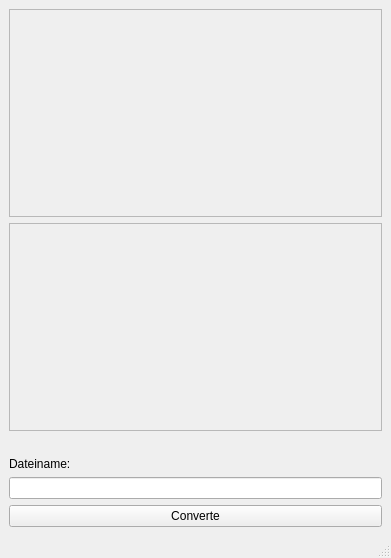
rclarsfull/ImageLight, file mainwindow.ui: the form before one commit.
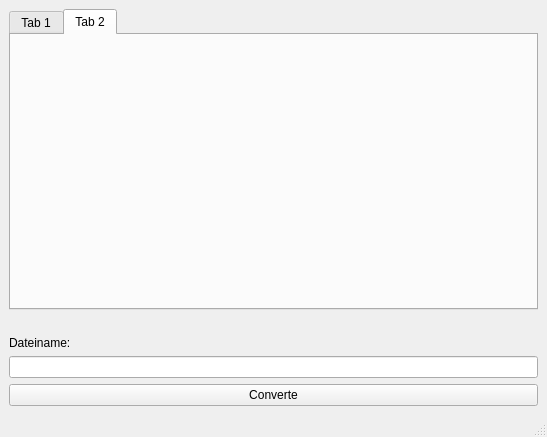
The form after the commit.

Commit message: tab Version for single Image

What changed in the file:
```diff
--- a/mainwindow.ui
+++ b/mainwindow.ui
@@ -6,8 +6,8 @@
    <rect>
     <x>0</x>
     <y>0</y>
-    <width>391</width>
-    <height>558</height>
+    <width>547</width>
+    <height>437</height>
    </rect>
   </property>
   <property name="windowTitle">
@@ -16,40 +16,21 @@
   <widget class="QWidget" name="centralwidget">
    <layout class="QVBoxLayout" name="verticalLayout">
     <item>
-     <layout class="QVBoxLayout" name="verticalLayout_3">
-      <item>
-       <widget class="QFrame" name="frame">
-        <property name="sizeIncrement">
-         <size>
-          <width>0</width>
-          <height>0</height>
-         </size>
-        </property>
-        <property name="frameShape">
-         <enum>QFrame::StyledPanel</enum>
-        </property>
-        <property name="frameShadow">
-         <enum>QFrame::Raised</enum>
-        </property>
-       </widget>
-      </item>
-      <item>
-       <widget class="QFrame" name="frame_2">
-        <property name="sizeIncrement">
-         <size>
-          <width>0</width>
-          <height>0</height>
-         </size>
-        </property>
-        <property name="frameShape">
-         <enum>QFrame::StyledPanel</enum>
-        </property>
-        <property name="frameShadow">
-         <enum>QFrame::Raised</enum>
-        </property>
-       </widget>
-      </item>
-     </layout>
+     <widget class="QTabWidget" name="tabWidget">
+      <property name="currentIndex">
+       <number>1</number>
+      </property>
+      <widget class="QWidget" name="original">
+       <attribute name="title">
+        <string>Tab 1</string>
+       </attribute>
+      </widget>
+      <widget class="QWidget" name="Falschfarben">
+       <attribute name="title">
+        <string>Tab 2</string>
+       </attribute>
+      </widget>
+     </widget>
     </item>
     <item>
      <widget class="QLabel" name="label">
```
Left out of the diff: 2 changed lines with no effect on the pictures. The commit also changes 5 other files.
